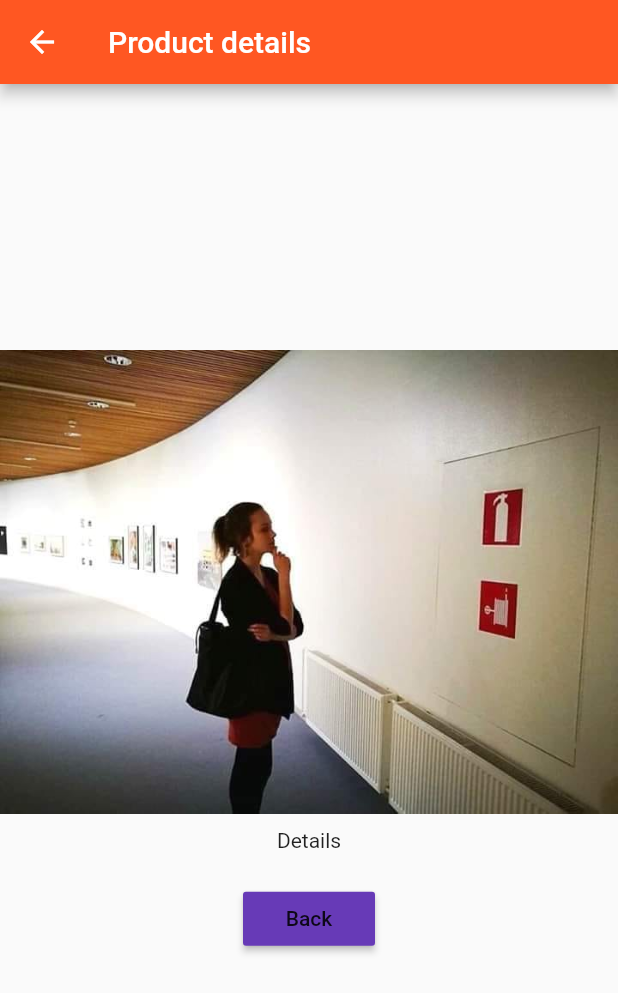
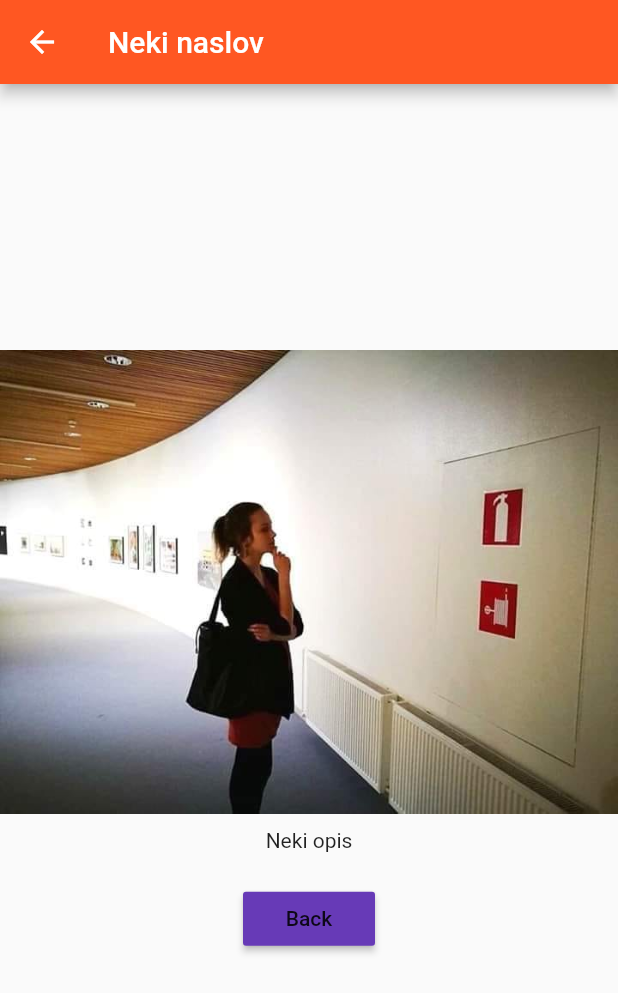
Before and after one commit to ivominic/fluttertest, a Flutter app: the screen it shows after launch, after a tap on "Add", after a tap on "details", on a phone screen of 412 x 824 dp. Shown: the top 993 px of the screen. Run offline on Flutter 3.47's test engine with Material 2 defaults, Android fonts, the phone set to English and light mode, and no system bars.

Commit message:
Prosljeđivaje podataka na novu stranicu

```diff
--- a/lib/pages/product.dart
+++ b/lib/pages/product.dart
@@ -1,11 +1,17 @@
 import 'package:flutter/material.dart';
 
 class ProductPage extends StatelessWidget {
+  final String title;
+  final String image;
+  final String description;
+
+  ProductPage(this.title, this.image, this.description);
+
   @override
   Widget build(BuildContext context) {
     return Scaffold(
         appBar: AppBar(
-          title: Text('Product details'),
+          title: Text(title),
         ),
         body: Center(
             child: Column(
@@ -13,9 +19,9 @@ class ProductPage extends StatelessWidget {
           crossAxisAlignment: CrossAxisAlignment
               .center, //Horizontalno, ali unutar kolone, pa kolonu staviti u Center widget
           children: <Widget>[
-            Image.asset('assets/images/image1.jpg'),
+            Image.asset(image),
             Container(
-              child: Text('Details'),
+              child: Text(description),
               padding: EdgeInsets.all(10),
             ),
             Container(
--- a/lib/product_control.dart
+++ b/lib/product_control.dart
@@ -10,7 +10,11 @@ class ProductControl extends StatelessWidget {
     return RaisedButton(
       color: Theme.of(context).secondaryHeaderColor,
       onPressed: () {
-        addProduct('novi product');
+        addProduct({
+          'title': 'Neki naslov',
+          'image': 'assets/images/image1.jpg',
+          'description': 'Neki opis',
+        });
       },
       child: Text('Add'),
     );
--- a/lib/product_manager.dart
+++ b/lib/product_manager.dart
@@ -4,7 +4,8 @@ import './products.dart';
 import './product_control.dart';
 
 class ProductManager extends StatefulWidget {
-  final String startingProduct;
+  final Map<String, String>
+      startingProduct; //Prvi je uvijek string, to je key, ali value može biti razno. Ako nije jedan tip, onda se postavi "dynamic"
 
   ProductManager(
       {this.startingProduct}); //vitičaste zagrade označavaju opcioni parametar
@@ -16,7 +17,7 @@ class ProductManager extends StatefulWidget {
 }
 
 class _ProductManagerState extends State<ProductManager> {
-  List<String> _products = [];
+  List<Map<String, String>> _products = [];
 
 //initState se pokreće prije builda, prilikom prvog poziva ProductManager-a i u trenutku poziva build metode već ima dodat starting product koji se predaje iz main.dart fajla
   @override
@@ -27,7 +28,7 @@ class _ProductManagerState extends State<ProductManager> {
     }
   }
 
-  void _addProduct(String product) {
+  void _addProduct(Map<String, String> product) {
     setState(() {
       _products.add(product);
       //print(_products);
--- a/lib/products.dart
+++ b/lib/products.dart
@@ -3,7 +3,7 @@ import 'package:flutter/material.dart';
 import './pages/product.dart';
 
 class Products extends StatelessWidget {
-  final List<String> products;
+  final List<Map<String, String>> products;
 
   Products(this.products);
 
@@ -11,8 +11,8 @@ class Products extends StatelessWidget {
     return Card(
       child: Column(
         children: <Widget>[
-          Image.asset('assets/images/image1.jpg'),
-          Text(products[index]),
+          Image.asset(products[index]['image']),
+          Text(products[index]['title']),
           ButtonBar(
             alignment: MainAxisAlignment.center,
             children: <Widget>[
@@ -22,7 +22,10 @@ class Products extends StatelessWidget {
                   Navigator.push(
                     context,
                     MaterialPageRoute(builder: (BuildContext context) {
-                      return ProductPage();
+                      return ProductPage(
+                          products[index]['title'],
+                          products[index]['image'],
+                          products[index]['description']);
                     }),
                   )
                 },
```
